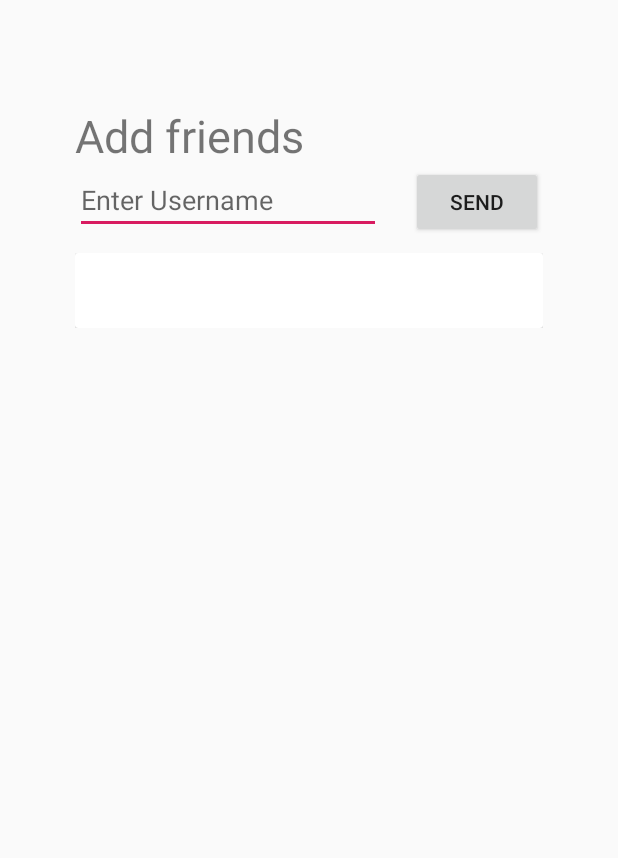
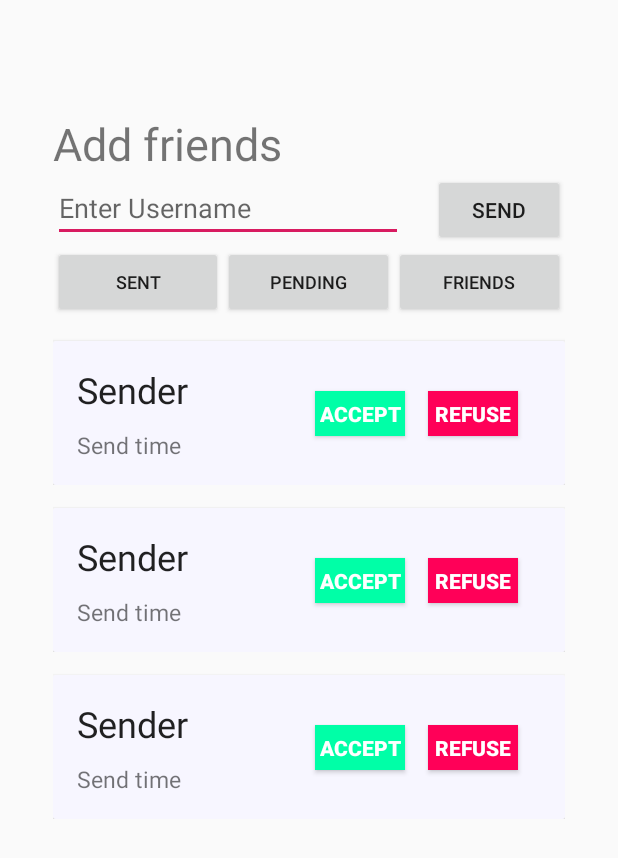
Before and after one commit to Szczurk3y/Messenger, an Android app: the layout fragment_user__friends.xml on its own in the app's theme, with its tools: preview values and no code run, on a phone screen of 412 x 824 dp. Shown: the top 858 px of the screen. Run offline under Robolectric (Android 15) with nearby library versions, the phone set to English and light mode, and no system bars.

Commit message:
Added 3 buttons(sent, pending, friends), stylization for invitations (included accept/reject buttons), list scrolling behaviour

```diff
--- a/app/src/main/java/Adapters/InvitationsAdapter.kt
+++ b/app/src/main/java/Adapters/InvitationsAdapter.kt
@@ -5,6 +5,7 @@ import android.content.Intent
 import android.view.LayoutInflater
 import android.view.View
 import android.view.ViewGroup
+import android.widget.Button
 import android.widget.TextView
 import android.widget.Toast
 import androidx.recyclerview.widget.RecyclerView
@@ -24,15 +25,18 @@ class InvitationsAdapter(private val invitationsList: List<Invitation>) : Recycl
     override fun onBindViewHolder(holder: ViewHolder, position: Int) {
         holder.sender_textView.text = invitationsList[position].sender
         holder.sendTime_textView.text = invitationsList[position].sendTime
-
-        holder.itemView.setOnClickListener {
-            val context = it.context
-            Toast.makeText(context, "You've been invited by ${holder.sender_textView.text}", Toast.LENGTH_SHORT).show()
+        holder.accept_button.setOnClickListener {
+            Toast.makeText(it.context, "Accepted", Toast.LENGTH_SHORT).show()
+        }
+        holder.refuse_button.setOnClickListener {
+            Toast.makeText(it.context, "Refused", Toast.LENGTH_SHORT).show()
         }
     }
 
     class ViewHolder(itemView: View) : RecyclerView.ViewHolder(itemView) {
         val sender_textView: TextView = itemView.findViewById(R.id.sender_textView)
         val sendTime_textView: TextView = itemView.findViewById(R.id.sendTime_textView)
+        val accept_button: Button = itemView.findViewById(R.id.accept_button)
+        val refuse_button: Button = itemView.findViewById(R.id.refuse_button)
     }
 }
--- a/app/src/main/java/Fragments/User_FriendsFragment.kt
+++ b/app/src/main/java/Fragments/User_FriendsFragment.kt
@@ -25,7 +25,13 @@ import java.io.IOException
 
 class User_FriendsFragment : Fragment() {
 
-   lateinit var invitation: Invitation
+    companion object {
+        const val GET_SENT = 1
+        const val GET_INVITATIONS = 2
+        const val GET_FRIENDS = 3
+    }
+
+    lateinit var invitation: Invitation
 
     override fun onCreateView(
         inflater: LayoutInflater, container: ViewGroup?,
@@ -33,28 +39,31 @@ class User_FriendsFragment : Fragment() {
     ): View? {
         val view: View = inflater.inflate(R.layout.fragment_user__friends, container, false)
 
-        val button = view.findViewById<Button>(R.id.sendButton)
-        button.setOnClickListener {
+        val pendingButton = view.findViewById<Button>(R.id.pendingButton)
+        pendingButton.setOnClickListener {
+            Thread(Runnable {
+                invitation = Invitation(recipient = User_ContentActivity.user.username)
+                Log.d("Invitation:", invitation.recipient)
+                AsyncTaskHandleJSON(GET_INVITATIONS).execute()
+            }).start()
         }
 
-        Thread(Runnable {
-            invitation = Invitation(recipient = User_ContentActivity.user.username)
-            Log.d("Invitation:", invitation.recipient)
-            AsyncTaskHandleJSON().execute()
-        }).start()
+
 
 
         return view
     }
 
     @SuppressLint("StaticFieldLeak")
-    private inner class AsyncTaskHandleJSON() : AsyncTask<String, String, String>() {
+    private inner class AsyncTaskHandleJSON(val whatQuery: Int) : AsyncTask<String, String, String>() {
 
         override fun doInBackground(vararg p0: String?): String {
-            var res = ""
-            val requestCall = ServiceBuilder().getInstance()
-                .getService()
-                .getInvitations(invitation)
+            val requestCall: Call<List<Invitation>> = when(whatQuery) {
+                GET_SENT -> getSent()
+                GET_INVITATIONS -> getInvitations()
+                GET_FRIENDS -> getFriends()
+                else -> return Invitation(recipient = "").toString()
+            }
 
             requestCall.enqueue(object : Callback<List<Invitation>> {
                 override fun onFailure(call: Call<List<Invitation>>, t: Throwable) {
@@ -66,7 +75,6 @@ class User_FriendsFragment : Fragment() {
                     response: Response<List<Invitation>>
                 ) {
                     try {
-                        Toast.makeText(this@User_FriendsFragment.context, res, Toast.LENGTH_SHORT).show()
                         User_ContentActivity.invitationsList = response.body()!!
                         friendRecyclerView.adapter = InvitationsAdapter(User_ContentActivity.invitationsList)
                         Log.i("Count", User_ContentActivity.invitationsList.count().toString())
@@ -79,8 +87,14 @@ class User_FriendsFragment : Fragment() {
                 }
             })
 
-            return res
+            return ""
         }
+
+        fun getInvitations(): Call<List<Invitation>> = ServiceBuilder().getInstance().getService().getInvitations(invitation)
+
+        fun getSent(): Call<List<Invitation>> = ServiceBuilder().getInstance().getService().getInvitations(invitation)
+
+        fun getFriends(): Call<List<Invitation>> = ServiceBuilder().getInstance().getService().getInvitations(invitation)
 
 
     }
--- a/app/src/main/res/layout/fragment_user__friends.xml
+++ b/app/src/main/res/layout/fragment_user__friends.xml
@@ -4,7 +4,7 @@
     android:layout_width="match_parent"
     android:layout_height="match_parent"
     xmlns:app="http://schemas.android.com/apk/res-auto"
-    android:padding="50dp"
+    android:padding="35dp"
     tools:context="Fragments.User_FriendsFragment">
 
     <TextView
@@ -13,13 +13,15 @@
         android:text="Add friends"
         app:layout_constraintTop_toTopOf="parent"
         android:id="@+id/addFriend_textView"
-        android:layout_marginTop="20dp"
+        android:layout_marginTop="40dp"
         android:textSize="30sp"
+        app:layout_constraintBottom_toTopOf="@id/addFriend_LinearLayout"
         tools:ignore="HardcodedText" />
     <LinearLayout
         android:layout_width="match_parent"
         android:layout_height="wrap_content"
         android:id="@+id/addFriend_LinearLayout"
+        app:layout_constraintBottom_toTopOf="@id/buttons"
         app:layout_constraintTop_toBottomOf="@id/addFriend_textView"
         app:layout_constraintLeft_toLeftOf="parent"
         app:layout_constraintRight_toRightOf="parent"
@@ -38,20 +40,56 @@
             android:layout_height="wrap_content"
             android:layout_weight="0"
             android:text="send"
-            android:layout_marginLeft="20dp"
+            android:layout_marginStart="20dp"
             android:id="@+id/sendButton"/>
     </LinearLayout>
-    <FrameLayout
+    <LinearLayout
         android:layout_width="match_parent"
         android:layout_height="wrap_content"
-        app:layout_constraintTop_toBottomOf="@+id/addFriend_LinearLayout"
-        android:layout_marginTop="10dp">
+        app:layout_constraintTop_toBottomOf="@id/addFriend_LinearLayout"
+        app:layout_constraintLeft_toLeftOf="parent"
+        app:layout_constraintRight_toRightOf="parent"
+        app:layout_constraintBottom_toTopOf="@+id/main_content"
+        android:id="@+id/buttons"
+        android:orientation="horizontal">
+        <Button
+            android:layout_width="wrap_content"
+            android:layout_height="wrap_content"
+            android:layout_weight="1"
+            android:text="sent"
+            android:id="@+id/sentButton"
+            android:textSize="12sp"/>
+        <Button
+            android:layout_width="wrap_content"
+            android:id="@+id/pendingButton"
+            android:layout_height="wrap_content"
+            android:layout_weight="1"
+            android:text="pending"
+            android:textSize="12sp"/>
+        <Button
+            android:layout_width="wrap_content"
+            android:layout_height="wrap_content"
+            android:id="@+id/friendButton"
+            android:layout_weight="1"
+            android:text="friends"
+            android:textSize="12sp"/>
+    </LinearLayout>
+    <FrameLayout
+        android:id="@+id/main_content"
+        app:layout_constraintTop_toBottomOf="@+id/buttons"
+        android:layout_width="match_parent"
+        android:layout_height="0dp"
+        app:layout_constraintLeft_toLeftOf="parent"
+        app:layout_constraintRight_toRightOf="parent"
+        app:layout_constraintBottom_toBottomOf="parent">
         <androidx.recyclerview.widget.RecyclerView
             android:layout_width="match_parent"
-            android:layout_height="50dp"
+            android:layout_height="wrap_content"
             android:id="@+id/friendRecyclerView"
             app:layoutManager="androidx.recyclerview.widget.LinearLayoutManager"
+            app:layout_behavior="@string/appbar_scrolling_view_behavior"
             tools:listitem="@layout/invitation_item"/>
     </FrameLayout>
 
+
 </androidx.constraintlayout.widget.ConstraintLayout>
--- a/app/src/main/res/layout/invitation_item.xml
+++ b/app/src/main/res/layout/invitation_item.xml
@@ -1,31 +1,67 @@
 <?xml version="1.0" encoding="utf-8"?>
-<LinearLayout
-    xmlns:android="http://schemas.android.com/apk/res/android"
-    android:layout_width="match_parent" android:layout_height="match_parent"
-    android:orientation="vertical">
+<LinearLayout xmlns:android="http://schemas.android.com/apk/res/android"
+    android:layout_width="match_parent"
+    android:layout_height="wrap_content"
+    xmlns:app="http://schemas.android.com/apk/res-auto"
+    android:layout_marginTop="5dp">
 
     <androidx.cardview.widget.CardView
         android:layout_height="wrap_content"
-        android:layout_width="match_parent">
-        <LinearLayout
+        android:layout_width="match_parent"
+        android:layout_marginTop="10dp">
+        <androidx.constraintlayout.widget.ConstraintLayout
             android:layout_width="match_parent"
             android:layout_height="wrap_content"
             android:orientation="vertical"
-            android:padding="160dp">
+            android:padding="16dp"
+            android:background="#F7F6FF">
             <TextView
+                android:textAppearance="@style/TextAppearance.AppCompat.Headline"
                 android:layout_width="wrap_content"
                 android:layout_height="wrap_content"
                 android:id="@+id/sender_textView"
-                android:textSize="15sp"
                 android:layout_weight="1"
-                android:text="sender"/>
+                app:layout_constraintTop_toTopOf="parent"
+                app:layout_constraintLeft_toLeftOf="parent"
+                android:text="@string/sender"/>
             <TextView
                 android:layout_width="wrap_content"
                 android:layout_height="wrap_content"
                 android:id="@+id/sendTime_textView"
-                android:text="date"
+                app:layout_constraintTop_toBottomOf="@id/sender_textView"
+                app:layout_constraintLeft_toLeftOf="parent"
+                android:text="@string/send_time"
                 android:layout_weight="1"
+                android:layout_marginTop="10dp"
                 android:textSize="15sp"/>
-        </LinearLayout>
+            <Button
+                android:layout_width="60dp"
+                android:layout_height="30dp"
+                android:gravity="center"
+                android:text="@string/refuse"
+                app:layout_constraintRight_toRightOf="parent"
+                android:background="#FF0058"
+                app:layout_constraintTop_toTopOf="parent"
+                app:layout_constraintBottom_toBottomOf="parent"
+                android:id="@+id/refuse_button"
+                android:layout_weight="1"
+                android:layout_marginEnd="15dp"
+                android:textStyle="bold"
+                android:textColor="#fff"/>
+            <Button
+                android:layout_width="60dp"
+                android:layout_height="30dp"
+                android:gravity="center"
+                android:id="@+id/accept_button"
+                android:background="#00FFA7"
+                android:layout_marginEnd="15dp"
+                android:layout_weight="1"
+                app:layout_constraintTop_toTopOf="parent"
+                app:layout_constraintBottom_toBottomOf="parent"
+                app:layout_constraintRight_toLeftOf="@id/refuse_button"
+                android:text="@string/accept"
+                android:textStyle="bold"
+                android:textColor="#FFF"/>
+        </androidx.constraintlayout.widget.ConstraintLayout>
     </androidx.cardview.widget.CardView>
 </LinearLayout>
--- a/app/src/main/res/values/strings.xml
+++ b/app/src/main/res/values/strings.xml
@@ -3,4 +3,8 @@
     <string name="switch_off">You are not accepting our terms</string>
     <string name="switch_on">You are accepting our terms</string>
     <string name="enter_username">Enter Username</string>
+    <string name="accept">Accept</string>
+    <string name="refuse">Refuse</string>
+    <string name="send_time">Send time</string>
+    <string name="sender">Sender</string>
 </resources>
```
